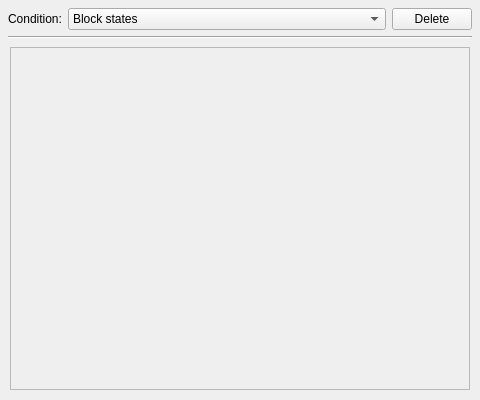
This is mcrpredcondition.ui in IoeCmcomc/MCDatapacker as Qt 5 draws it before an edit. The edited form follows.
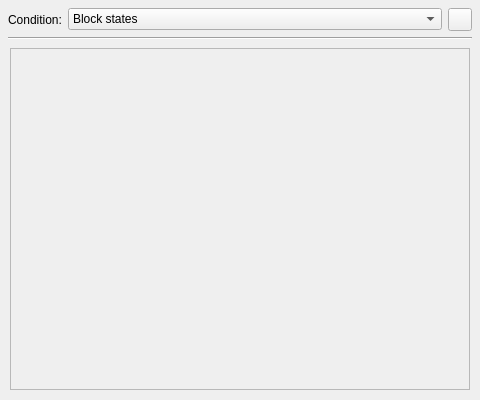
This is the edited form. The open tabs and pages were chosen to show the change. Icons and pictures are not drawn. Custom widgets are drawn as their Qt base class.

What changed in the file:
```diff
--- a/mcrpredcondition.ui
+++ b/mcrpredcondition.ui
@@ -142,13 +142,6 @@
      </item>
     </widget>
    </item>
-   <item row="0" column="2">
-    <widget class="QPushButton" name="deleteButton">
-     <property name="text">
-      <string>Delete</string>
-     </property>
-    </widget>
-   </item>
    <item row="2" column="0" colspan="3">
     <widget class="QStackedWidget" name="stackedWidget">
      <property name="currentIndex">
@@ -554,8 +547,8 @@
            <rect>
             <x>0</x>
             <y>0</y>
-            <width>456</width>
-            <height>333</height>
+            <width>96</width>
+            <height>26</height>
            </rect>
           </property>
           <property name="alignment">
@@ -1278,14 +1271,20 @@
      </widget>
     </widget>
    </item>
+   <item row="0" column="2">
+    <widget class="QToolButton" name="deleteButton">
+     <property name="text">
+      <string/>
+     </property>
+     <property name="icon">
+      <iconset resource="resource/app/app.qrc">
+       <normaloff>:/icon/delete.png</normaloff>:/icon/delete.png</iconset>
+     </property>
+    </widget>
+   </item>
   </layout>
  </widget>
  <customwidgets>
-  <customwidget>
-   <class>TrueFalseBox</class>
-   <extends>QCheckBox</extends>
-   <header location="global">truefalsebox.h</header>
-  </customwidget>
   <customwidget>
    <class>NumericInput</class>
    <extends>QFrame</extends>
@@ -1293,15 +1292,20 @@
    <container>1</container>
   </customwidget>
   <customwidget>
-   <class>DialogDataButton</class>
-   <extends>QLabel</extends>
-   <header location="global">dialogdatabutton.h</header>
+   <class>TrueFalseBox</class>
+   <extends>QCheckBox</extends>
+   <header location="global">truefalsebox.h</header>
   </customwidget>
   <customwidget>
    <class>OptionalSpinBox</class>
    <extends>QSpinBox</extends>
    <header location="global">optionalspinbox.h</header>
   </customwidget>
+  <customwidget>
+   <class>DialogDataButton</class>
+   <extends>QLabel</extends>
+   <header location="global">dialogdatabutton.h</header>
+  </customwidget>
  </customwidgets>
  <resources/>
  <connections/>
```
Left out of the diff: 8 changed lines with no effect on the pictures.
